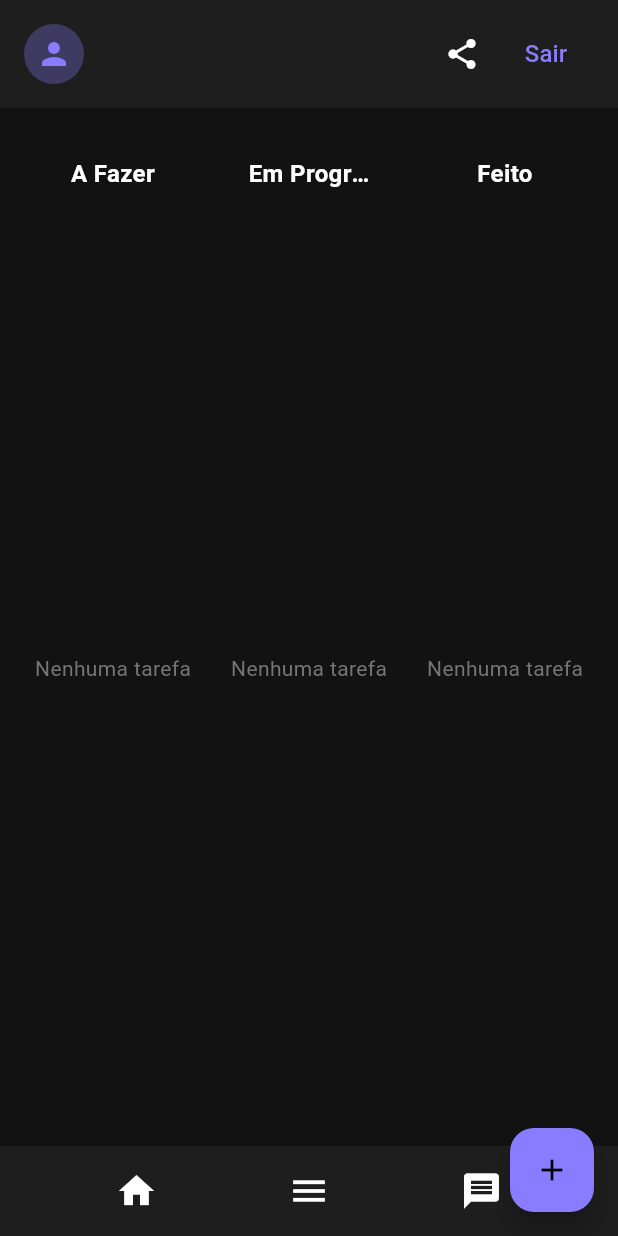
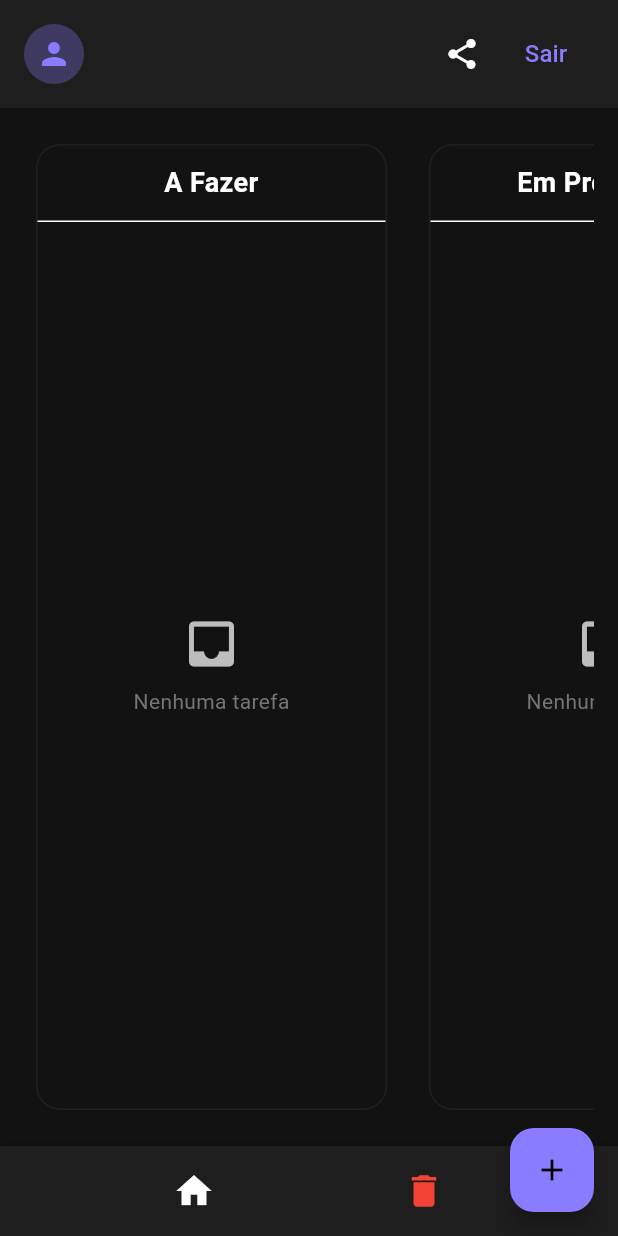
Before and after one commit to Eduardo-tech-Dev/olha_ai, a Flutter app: the TaskBoardScreen screen opened directly with empty values, on a phone screen of 412 x 824 dp. Run offline on Flutter 3.47's test engine with Material 3 defaults, Android fonts, the phone set to English and light mode, and no system bars; our stand-ins replace cloud_firestore, firebase_auth, firebase_core; accounts and stored records are empty.

Commit message:
tela de tarefas

```diff
--- a/lib/main.dart
+++ b/lib/main.dart
@@ -251,6 +251,7 @@ class _LoginScreenState extends State<LoginScreen> {
                     onPressed: _isLoading ? null : _login,
                     style: ElevatedButton.styleFrom(
                       backgroundColor: Theme.of(context).primaryColor,
+                       foregroundColor: Colors.white,
                       padding: const EdgeInsets.symmetric(vertical: 16),
                       shape: RoundedRectangleBorder(
                         borderRadius: BorderRadius.circular(8),
@@ -474,6 +475,7 @@ class _RegisterScreenState extends State<RegisterScreen> {
                     onPressed: _isLoading ? null : _register,
                     style: ElevatedButton.styleFrom(
                       backgroundColor: Theme.of(context).primaryColor,
+                       foregroundColor: Colors.white,
                       padding: const EdgeInsets.symmetric(vertical: 16),
                       shape: RoundedRectangleBorder(
                         borderRadius: BorderRadius.circular(8),
@@ -656,6 +658,7 @@ class _HomeScreenState extends State<HomeScreen> {
                         label: const Text('Criar Quadro'),
                         style: ElevatedButton.styleFrom(
                           backgroundColor: Theme.of(context).primaryColor,
+                          foregroundColor: Colors.black,
                           padding: const EdgeInsets.symmetric(
                             horizontal: 24,
                             vertical: 12,
@@ -832,6 +835,20 @@ class _TaskBoardScreenState extends State<TaskBoardScreen> {
       }
     }
   }
+  Future<void> _deleteItem() async {
+  await FirebaseFirestore.instance
+      .collection('quadros')
+      .doc(widget.boardId)
+      .delete();
+
+  if (!mounted) return;
+
+  Navigator.of(context).pushAndRemoveUntil(
+    MaterialPageRoute(builder: (_) => const HomeScreen()),
+    (route) => false,
+  );
+}
+
 
   // Atualizar status de uma tarefa
   Future<void> _updateTaskStatus(String taskId, String newStatus) async {
@@ -915,6 +932,34 @@ class _TaskBoardScreenState extends State<TaskBoardScreen> {
                         _buildIconOption(Icons.bed, selectedIcon, (icon) {
                           setState(() => selectedIcon = icon);
                         }),
+                        _buildIconOption(Icons.school, selectedIcon, (icon) {
+                          setState(() => selectedIcon = icon);
+                        }),
+                        _buildIconOption(Icons.work_outline, selectedIcon, (
+                          icon,
+                        ) {
+                          setState(() => selectedIcon = icon);
+                        }),
+                        _buildIconOption(Icons.pets, selectedIcon, (icon) {
+                          setState(() => selectedIcon = icon);
+                        }),
+                        _buildIconOption(
+                          Icons.shopping_cart_outlined,
+                          selectedIcon,
+                          (icon) {
+                            setState(() => selectedIcon = icon);
+                          },
+                        ),
+                        _buildIconOption(Icons.book, selectedIcon, (icon) {
+                          setState(() => selectedIcon = icon);
+                        }),
+                        _buildIconOption(
+                          Icons.lightbulb_outline,
+                          selectedIcon,
+                          (icon) {
+                            setState(() => selectedIcon = icon);
+                          },
+                        ),
                       ],
                     ),
                   ],
@@ -933,6 +978,7 @@ class _TaskBoardScreenState extends State<TaskBoardScreen> {
                     },
                     style: ElevatedButton.styleFrom(
                       backgroundColor: Theme.of(context).primaryColor,
+                      foregroundColor: Colors.white,
                     ),
                     child: const Text('Adicionar'),
                   ),
@@ -1111,11 +1157,14 @@ class _TaskBoardScreenState extends State<TaskBoardScreen> {
               Expanded(
                 child: Padding(
                   padding: const EdgeInsets.all(16.0),
+                  child: SingleChildScrollView(
+                    scrollDirection: Axis.horizontal,
                     child: Row(
                       crossAxisAlignment: CrossAxisAlignment.start,
                       children: [
                         // Coluna "A Fazer"
-                      Expanded(
+                        SizedBox(
+                          width: 250, // largura fixa, pode ajustar
                           child: TaskColumn(
                             title: 'A Fazer',
                             tasks: _getTasksByStatus('todo'),
@@ -1126,7 +1175,8 @@ class _TaskBoardScreenState extends State<TaskBoardScreen> {
                         const SizedBox(width: 12),
 
                         // Coluna "Em Progresso"
-                      Expanded(
+                        SizedBox(
+                          width: 250,
                           child: TaskColumn(
                             title: 'Em Progresso',
                             tasks: _getTasksByStatus('inProgress'),
@@ -1138,7 +1188,8 @@ class _TaskBoardScreenState extends State<TaskBoardScreen> {
                         const SizedBox(width: 12),
 
                         // Coluna "Feito"
-                      Expanded(
+                        SizedBox(
+                          width: 250,
                           child: TaskColumn(
                             title: 'Feito',
                             tasks: _getTasksByStatus('done'),
@@ -1147,6 +1198,7 @@ class _TaskBoardScreenState extends State<TaskBoardScreen> {
                           ),
                         ),
                       ],
+                    ),
                   ),
                 ),
               ),
@@ -1236,6 +1288,29 @@ class _TaskBoardScreenState extends State<TaskBoardScreen> {
       ),
     );
   }
+  void _confirmDelete() {
+  showDialog(
+    context: context,
+    builder: (context) => AlertDialog(
+      title: const Text('Excluir item'),
+      content: const Text('Tem certeza que deseja excluir este item?'),
+      actions: [
+        TextButton(
+          onPressed: () => Navigator.of(context).pop(),
+          child: const Text('Cancelar'),
+        ),
+        TextButton(
+          onPressed: () {
+            Navigator.of(context).pop();
+            _deleteItem(); // Sua lógica de exclusão aqui
+          },
+          child: const Text('Excluir', style: TextStyle(color: Colors.red)),
+        ),
+      ],
+    ),
+  );
+}
+
 
   // Widget para a barra de navegação inferior
  Widget _buildBottomNavigationBar() {
@@ -1263,16 +1338,17 @@ class _TaskBoardScreenState extends State<TaskBoardScreen> {
             );
           },
         ),
-          IconButton(icon: const Icon(Icons.menu, size: 28), onPressed: () {}),
         IconButton(
-            icon: const Icon(Icons.message, size: 28),
-            onPressed: () {},
-          ),
-        ],
-      ),
-    );
-  }
-}
+          icon: const Icon(Icons.delete, size: 28, color: Colors.red),
+          onPressed: _confirmDelete, // você pode definir essa função abaixo
+        ),
+      ],
+    ),
+  );
+}
+}
+
+
 
 // Widget para representar uma coluna de tarefas
 class TaskColumn extends StatelessWidget {
@@ -1289,39 +1365,76 @@ class TaskColumn extends StatelessWidget {
 
   @override
   Widget build(BuildContext context) {
-    return Container(
+    return DragTarget<String>(
+      onAcceptWithDetails: (details) => onAccept(details.data),
+      builder: (context, candidateData, rejectedData) {
+        final isDraggingOver = candidateData.isNotEmpty;
+
+        return AnimatedContainer(
+          duration: const Duration(milliseconds: 250),
+          margin: const EdgeInsets.all(8),
           decoration: BoxDecoration(
-        color: Theme.of(context).colorScheme.surface,
-        borderRadius: BorderRadius.circular(8),
-      ),
-      child: DragTarget<String>(
-        builder: (context, candidateData, rejectedData) {
-          return Column(
-            crossAxisAlignment: CrossAxisAlignment.center,
+            color:
+                isDraggingOver
+                    ? Theme.of(context).colorScheme.primary.withOpacity(0.05)
+                    : Theme.of(context).colorScheme.surface,
+            borderRadius: BorderRadius.circular(16),
+            border: Border.all(
+              color:
+                  isDraggingOver
+                      ? Theme.of(context).colorScheme.primary.withOpacity(0.6)
+                      : Colors.grey.withOpacity(0.1),
+              width: isDraggingOver ? 2 : 1,
+            ),
+            boxShadow: [
+              BoxShadow(
+                color: Colors.black.withOpacity(0.05),
+                blurRadius: 6,
+                offset: const Offset(0, 2),
+              ),
+            ],
+          ),
+          child: Column(
             children: [
               Padding(
-                padding: const EdgeInsets.all(16.0),
+                padding: const EdgeInsets.symmetric(
+                  horizontal: 16,
+                  vertical: 12,
+                ),
                 child: Text(
                   title,
-                  style: const TextStyle(
-                    fontSize: 16,
-                    fontWeight: FontWeight.bold,
+                  style: TextStyle(
+                    fontSize: 18,
+                    fontWeight: FontWeight.w700,
+                    color: Theme.of(context).colorScheme.onSurface,
                   ),
                   textAlign: TextAlign.center,
                   overflow: TextOverflow.ellipsis,
                   maxLines: 1,
                 ),
               ),
+              const Divider(height: 1),
               Expanded(
                 child:
                     tasks.isEmpty
                         ? Center(
-                          child: Text(
+                          child: Column(
+                            mainAxisAlignment: MainAxisAlignment.center,
+                            children: [
+                              Icon(
+                                Icons.inbox,
+                                size: 40,
+                                color: Colors.grey[400],
+                              ),
+                              const SizedBox(height: 8),
+                              Text(
                                 'Nenhuma tarefa',
                                 style: TextStyle(
+                                  fontSize: 14,
                                   color: Colors.grey[600],
-                              fontSize: 14,
-                            ),
+                                ),
+                              ),
+                            ],
                           ),
                         )
                         : ListView.builder(
@@ -1333,10 +1446,9 @@ class TaskColumn extends StatelessWidget {
                         ),
               ),
             ],
-          );
-        },
-        onAcceptWithDetails: (details) => onAccept(details.data),
-      ),
+          ),
+        );
+      },
     );
   }
 }
@@ -1356,7 +1468,7 @@ class TaskCard extends StatelessWidget {
         iconColor = const Color(0xFF8A7CFF);
         break;
       case 'inProgress':
-        iconColor = const Color(0xFF8A7CFF);
+        iconColor = const Color.fromARGB(255, 252, 122, 1);
         break;
       case 'done':
         iconColor = const Color(0xFF4CD964);
```
Lines whose indentation alone changed are shown as unchanged.
